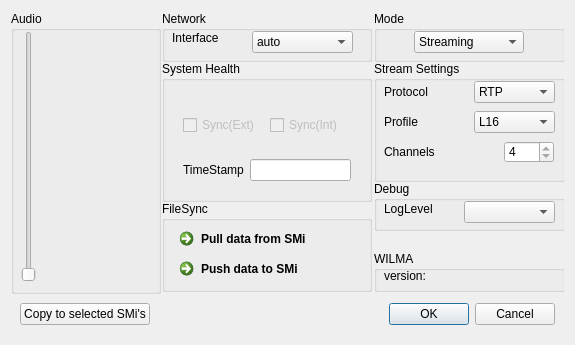
First picture: the form in WILMA/gui/UIs/SMconfig.ui, repository iem-projects/WILMAmix, before the edit.
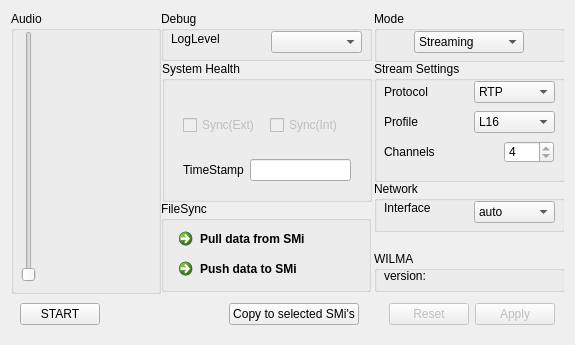
Second picture: the form after the edit. Custom widgets are drawn as their Qt base class.

Commit message:
SMconfig: re-orderd, new buttons
rename OK/Cancel to Apply/Discard
add 'START' button
switch position of log-settings and network-settings

```diff
--- a/WILMA/gui/UIs/SMconfig.ui
+++ b/WILMA/gui/UIs/SMconfig.ui
@@ -100,59 +100,6 @@
           <height>16777215</height>
          </size>
         </property>
-        <widget class="QGroupBox" name="frameNetwork">
-         <property name="geometry">
-          <rect>
-           <x>1</x>
-           <y>0</y>
-           <width>210</width>
-           <height>51</height>
-          </rect>
-         </property>
-         <property name="minimumSize">
-          <size>
-           <width>210</width>
-           <height>0</height>
-          </size>
-         </property>
-         <property name="title">
-          <string>Network</string>
-         </property>
-         <widget class="QComboBox" name="networkInterface">
-          <property name="enabled">
-           <bool>true</bool>
-          </property>
-          <property name="geometry">
-           <rect>
-            <x>90</x>
-            <y>20</y>
-            <width>101</width>
-            <height>22</height>
-           </rect>
-          </property>
-          <property name="editable">
-           <bool>false</bool>
-          </property>
-          <item>
-           <property name="text">
-            <string>auto</string>
-           </property>
-          </item>
-         </widget>
-         <widget class="QLabel" name="label_networkInterface">
-          <property name="geometry">
-           <rect>
-            <x>10</x>
-            <y>20</y>
-            <width>52</width>
-            <height>13</height>
-           </rect>
-          </property>
-          <property name="text">
-           <string>Interface</string>
-          </property>
-         </widget>
-        </widget>
         <widget class="QGroupBox" name="frameState">
          <property name="geometry">
           <rect>
@@ -246,7 +193,7 @@
         <widget class="QGroupBox" name="frameFileSync">
          <property name="geometry">
           <rect>
-           <x>1</x>
+           <x>0</x>
            <y>190</y>
            <width>210</width>
            <height>91</height>
@@ -303,6 +250,42 @@
           </property>
          </widget>
         </widget>
+        <widget class="QGroupBox" name="frameDebug">
+         <property name="geometry">
+          <rect>
+           <x>0</x>
+           <y>0</y>
+           <width>211</width>
+           <height>50</height>
+          </rect>
+         </property>
+         <property name="title">
+          <string>Debug</string>
+         </property>
+         <widget class="QComboBox" name="debugLevel">
+          <property name="geometry">
+           <rect>
+            <x>110</x>
+            <y>20</y>
+            <width>91</width>
+            <height>22</height>
+           </rect>
+          </property>
+         </widget>
+         <widget class="QLabel" name="label_debugLevel">
+          <property name="geometry">
+           <rect>
+            <x>10</x>
+            <y>20</y>
+            <width>61</width>
+            <height>16</height>
+           </rect>
+          </property>
+          <property name="text">
+           <string>LogLevel</string>
+          </property>
+         </widget>
+        </widget>
        </widget>
       </item>
       <item>
@@ -417,42 +400,6 @@
           </item>
          </widget>
         </widget>
-        <widget class="QGroupBox" name="frameDebug">
-         <property name="geometry">
-          <rect>
-           <x>0</x>
-           <y>170</y>
-           <width>191</width>
-           <height>50</height>
-          </rect>
-         </property>
-         <property name="title">
-          <string>Debug</string>
-         </property>
-         <widget class="QComboBox" name="debugLevel">
-          <property name="geometry">
-           <rect>
-            <x>90</x>
-            <y>20</y>
-            <width>91</width>
-            <height>22</height>
-           </rect>
-          </property>
-         </widget>
-         <widget class="QLabel" name="label_debugLevel">
-          <property name="geometry">
-           <rect>
-            <x>10</x>
-            <y>20</y>
-            <width>61</width>
-            <height>16</height>
-           </rect>
-          </property>
-          <property name="text">
-           <string>LogLevel</string>
-          </property>
-         </widget>
-        </widget>
         <widget class="QGroupBox" name="frameWILMA">
          <property name="geometry">
           <rect>
@@ -531,6 +478,64 @@
             <string>Processing</string>
            </property>
           </item>
+          <item>
+           <property name="text">
+            <string>Nothing</string>
+           </property>
+          </item>
+         </widget>
+        </widget>
+        <widget class="QGroupBox" name="frameNetwork">
+         <property name="geometry">
+          <rect>
+           <x>0</x>
+           <y>170</y>
+           <width>191</width>
+           <height>51</height>
+          </rect>
+         </property>
+         <property name="minimumSize">
+          <size>
+           <width>180</width>
+           <height>0</height>
+          </size>
+         </property>
+         <property name="title">
+          <string>Network</string>
+         </property>
+         <widget class="QComboBox" name="networkInterface">
+          <property name="enabled">
+           <bool>true</bool>
+          </property>
+          <property name="geometry">
+           <rect>
+            <x>100</x>
+            <y>20</y>
+            <width>81</width>
+            <height>22</height>
+           </rect>
+          </property>
+          <property name="editable">
+           <bool>false</bool>
+          </property>
+          <item>
+           <property name="text">
+            <string>auto</string>
+           </property>
+          </item>
+         </widget>
+         <widget class="QLabel" name="label_networkInterface">
+          <property name="geometry">
+           <rect>
+            <x>10</x>
+            <y>20</y>
+            <width>52</width>
+            <height>13</height>
+           </rect>
+          </property>
+          <property name="text">
+           <string>Interface</string>
+          </property>
          </widget>
         </widget>
        </widget>
@@ -550,6 +555,26 @@
       <property name="spacing">
        <number>0</number>
       </property>
+      <item>
+       <widget class="QPushButton" name="launchButton">
+        <property name="text">
+         <string>START</string>
+        </property>
+       </widget>
+      </item>
+      <item>
+       <spacer name="horizontalSpacer_2">
+        <property name="orientation">
+         <enum>Qt::Horizontal</enum>
+        </property>
+        <property name="sizeHint" stdset="0">
+         <size>
+          <width>200</width>
+          <height>20</height>
+         </size>
+        </property>
+       </spacer>
+      </item>
       <item>
        <widget class="QPushButton" name="copyConfigButton">
         <property name="text">
@@ -564,7 +589,7 @@
         </property>
         <property name="sizeHint" stdset="0">
          <size>
-          <width>200</width>
+          <width>100</width>
           <height>20</height>
          </size>
         </property>
@@ -572,11 +597,14 @@
       </item>
       <item>
        <widget class="QDialogButtonBox" name="closeButtons">
+        <property name="enabled">
+         <bool>false</bool>
+        </property>
         <property name="orientation">
          <enum>Qt::Horizontal</enum>
         </property>
         <property name="standardButtons">
-         <set>QDialogButtonBox::Cancel|QDialogButtonBox::Ok</set>
+         <set>QDialogButtonBox::Apply|QDialogButtonBox::Reset</set>
         </property>
        </widget>
       </item>
```
Left out of the diff: 6 changed lines with no effect on the pictures.
